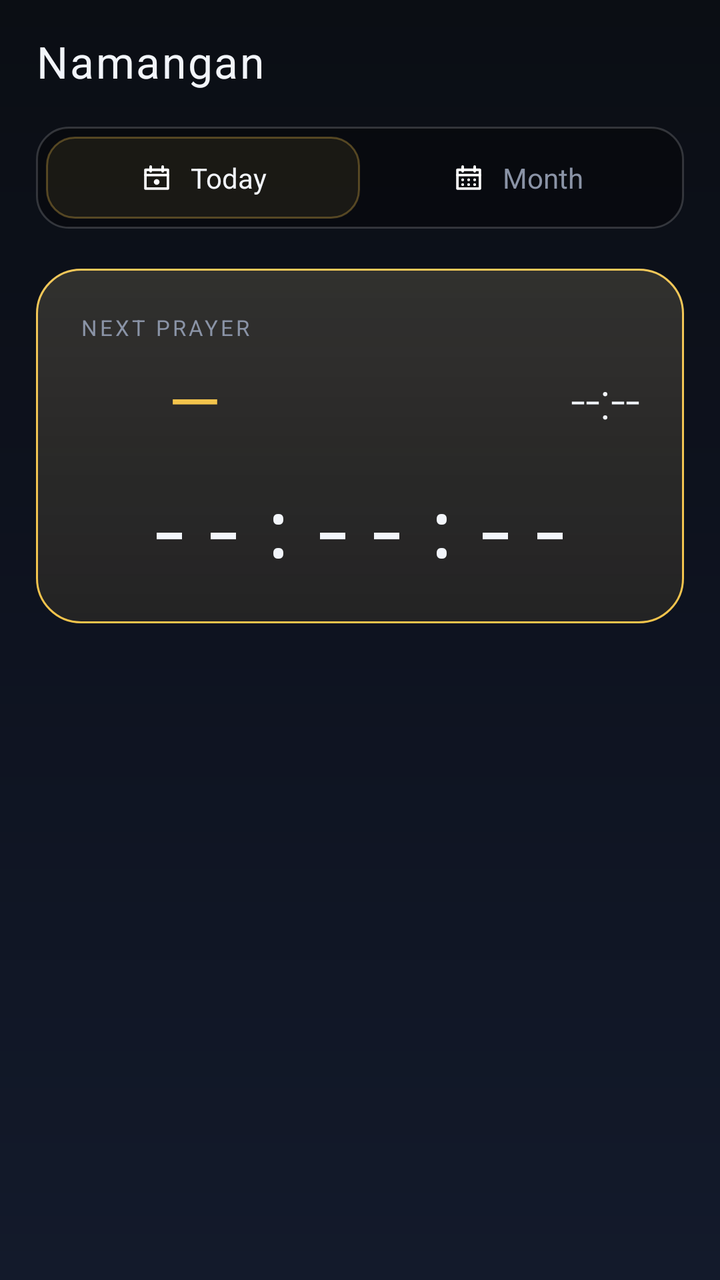
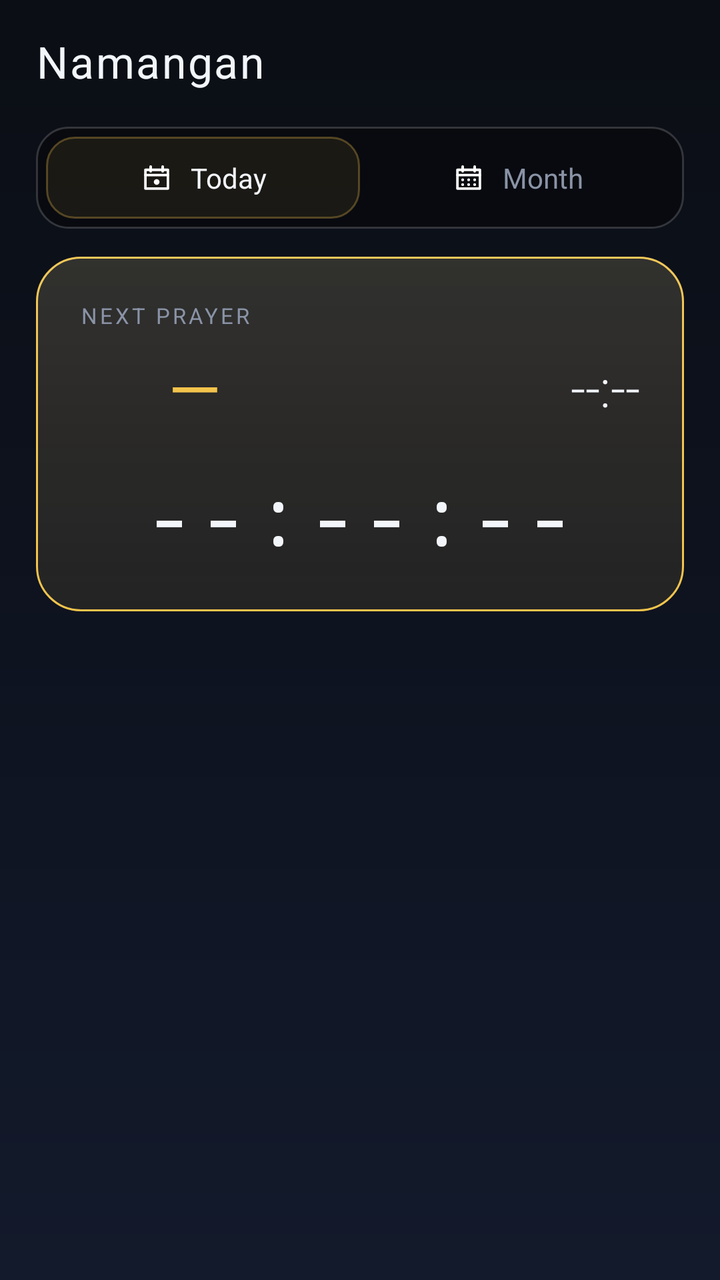

Before-and-after screenshots of an Android layout around one commit, followed by the original layout XML and the change that was made.
<!-- AndroidManifest.xml: application theme Theme.NamozVaqti -->
<!-- res/layout/activity_main.xml -->
<?xml version="1.0" encoding="utf-8"?>
<androidx.core.widget.NestedScrollView xmlns:android="http://schemas.android.com/apk/res/android"
    xmlns:app="http://schemas.android.com/apk/res-auto"
    android:id="@+id/scroll"
    android:layout_width="match_parent"
    android:layout_height="match_parent"
    android:fillViewport="true"
    android:clipToPadding="false"
    android:scrollbars="none">

    <LinearLayout
        android:layout_width="match_parent"
        android:layout_height="wrap_content"
        android:orientation="vertical"
        android:paddingLeft="18dp"
        android:paddingRight="18dp"
        android:paddingTop="16dp"
        android:paddingBottom="24dp">

        
        <LinearLayout
            android:layout_width="match_parent"
            android:layout_height="wrap_content"
            android:gravity="center_vertical"
            android:orientation="horizontal">

            <TextView
                android:id="@+id/tvCity"
                android:layout_width="wrap_content"
                android:layout_height="wrap_content"
                android:letterSpacing="0.04"
                android:text="@string/city"
                android:textColor="@color/text_primary"
                android:textSize="22sp" />

            <TextView
                android:id="@+id/tvDate"
                android:layout_width="0dp"
                android:layout_height="wrap_content"
                android:layout_weight="1"
                android:layout_marginStart="10dp"
                android:layout_marginLeft="10dp"
                android:ellipsize="end"
                android:gravity="end"
                android:maxLines="1"
                android:textColor="@color/text_secondary"
                android:textSize="13sp" />

            <TextView
                android:id="@+id/tvStale"
                android:layout_width="wrap_content"
                android:layout_height="wrap_content"
                android:layout_marginStart="10dp"
                android:layout_marginLeft="10dp"
                android:background="@drawable/chip_stale"
                android:paddingLeft="12dp"
                android:paddingRight="12dp"
                android:paddingTop="5dp"
                android:paddingBottom="5dp"
                android:text="@string/offline"
                android:textColor="@color/stale"
                android:textSize="11sp"
                android:visibility="gone" />
        </LinearLayout>

        
        <LinearLayout
            android:layout_width="match_parent"
            android:layout_height="wrap_content"
            android:layout_marginTop="18dp"
            android:background="@drawable/glass_row"
            android:orientation="horizontal"
            android:padding="5dp">

            <LinearLayout
                android:id="@+id/tabToday"
                android:layout_width="0dp"
                android:layout_height="wrap_content"
                android:layout_weight="1"
                android:background="@drawable/tab_selected"
                android:clickable="true"
                android:focusable="true"
                android:gravity="center"
                android:orientation="horizontal"
                android:paddingTop="11dp"
                android:paddingBottom="11dp">

                <ImageView
                    android:id="@+id/ivTabToday"
                    android:layout_width="18dp"
                    android:layout_height="18dp"
                    android:layout_marginEnd="8dp"
                    android:importantForAccessibility="no"
                    android:src="@drawable/ic_tab_today" />

                <TextView
                    android:id="@+id/tvTabToday"
                    android:layout_width="wrap_content"
                    android:layout_height="wrap_content"
                    android:text="@string/tab_today"
                    android:textColor="@color/text_primary"
                    android:textSize="14sp" />
            </LinearLayout>

            <LinearLayout
                android:id="@+id/tabMonth"
                android:layout_width="0dp"
                android:layout_height="wrap_content"
                android:layout_weight="1"
                android:background="@drawable/tab_unselected"
                android:clickable="true"
                android:focusable="true"
                android:gravity="center"
                android:orientation="horizontal"
                android:paddingTop="11dp"
                android:paddingBottom="11dp">

                <ImageView
                    android:id="@+id/ivTabMonth"
                    android:layout_width="18dp"
                    android:layout_height="18dp"
                    android:layout_marginEnd="8dp"
                    android:importantForAccessibility="no"
                    android:src="@drawable/ic_tab_month" />

                <TextView
                    android:id="@+id/tvTabMonth"
                    android:layout_width="wrap_content"
                    android:layout_height="wrap_content"
                    android:text="@string/tab_month"
                    android:textColor="@color/text_secondary"
                    android:textSize="14sp" />
            </LinearLayout>
        </LinearLayout>

        
        <androidx.recyclerview.widget.RecyclerView
            android:id="@+id/rvToday"
            android:layout_width="match_parent"
            android:layout_height="wrap_content"
            android:layout_marginTop="14dp"
            android:nestedScrollingEnabled="false"
            android:overScrollMode="never" />

        
        <LinearLayout
            android:id="@+id/hero"
            android:layout_width="match_parent"
            android:layout_height="wrap_content"
            android:layout_marginTop="6dp"
            android:background="@drawable/glass_hero"
            android:orientation="vertical"
            android:padding="22dp">

            <TextView
                android:id="@+id/tvNextLabel"
                android:layout_width="wrap_content"
                android:layout_height="wrap_content"
                android:letterSpacing="0.12"
                android:text="@string/next_prayer"
                android:textColor="@color/text_secondary"
                android:textSize="11sp" />

            <LinearLayout
                android:layout_width="match_parent"
                android:layout_height="wrap_content"
                android:layout_marginTop="6dp"
                android:baselineAligned="false"
                android:gravity="center_vertical"
                android:orientation="horizontal">

                <ImageView
                    android:id="@+id/ivNextIcon"
                    android:layout_width="32dp"
                    android:layout_height="32dp"
                    android:layout_marginEnd="12dp"
                    android:importantForAccessibility="no" />

                <TextView
                    android:id="@+id/tvNextName"
                    android:layout_width="0dp"
                    android:layout_height="wrap_content"
                    android:layout_weight="1"
                    android:text="—"
                    android:textColor="@color/accent"
                    android:textSize="34sp" />

                <TextView
                    android:id="@+id/tvNextTime"
                    android:layout_width="wrap_content"
                    android:layout_height="wrap_content"
                    app:fontFamily="sans-serif-light"
                    android:text="--:--"
                    android:textColor="@color/text_primary"
                    android:textSize="26sp" />
            </LinearLayout>

            <TextView
                android:id="@+id/tvCountdown"
                android:layout_width="wrap_content"
                android:layout_height="wrap_content"
                android:layout_gravity="center_horizontal"
                android:layout_marginTop="14dp"
                app:fontFamily="monospace"
                android:letterSpacing="0.08"
                android:text="--:--:--"
                android:textColor="@color/text_primary"
                android:textSize="40sp" />
        </LinearLayout>

        
        <androidx.recyclerview.widget.RecyclerView
            android:id="@+id/rvMonth"
            android:layout_width="match_parent"
            android:layout_height="wrap_content"
            android:layout_marginTop="14dp"
            android:nestedScrollingEnabled="false"
            android:overScrollMode="never"
            android:visibility="gone" />

        <TextView
            android:id="@+id/tvError"
            android:layout_width="match_parent"
            android:layout_height="wrap_content"
            android:layout_marginTop="24dp"
            android:gravity="center"
            android:text="@string/load_error"
            android:textColor="@color/text_secondary"
            android:textSize="13sp"
            android:visibility="gone" />
    </LinearLayout>
</androidx.core.widget.NestedScrollView>
<!-- resources referenced by this layout -->
<resources>
  <color name="accent">#FFF3C44C</color>
  <color name="stale">#FFF2B05E</color>
  <color name="text_primary">#FFF2F5FA</color>
  <color name="text_secondary">#FF8A93A6</color>
  <!-- drawable chip_stale (drawable) -->
  <?xml version="1.0" encoding="utf-8"?>
  <shape xmlns:android="http://schemas.android.com/apk/res/android"
      android:shape="rectangle">
      <solid android:color="@color/transparent" />
      <corners android:radius="20dp" />
      <stroke android:width="1dp" android:color="@color/stale" />
  </shape>
  <!-- drawable glass_hero (drawable) -->
  <?xml version="1.0" encoding="utf-8"?>
  <layer-list xmlns:android="http://schemas.android.com/apk/res/android">
      <item>
          <shape android:shape="rectangle">
              <solid android:color="@color/card_hero" />
              <corners android:radius="22dp" />
              <stroke android:width="1dp" android:color="@color/accent" />
          </shape>
      </item>
      <item>
          <shape android:shape="rectangle">
              <gradient
                  android:angle="270"
                  android:startColor="@color/glass_sheen"
                  android:endColor="@color/transparent"
                  android:type="linear" />
              <corners android:radius="22dp" />
          </shape>
      </item>
  </layer-list>
  <!-- drawable glass_row (drawable) -->
  <?xml version="1.0" encoding="utf-8"?>
  <shape xmlns:android="http://schemas.android.com/apk/res/android"
      android:shape="rectangle">
      <solid android:color="@color/glass_fill_row" />
      <corners android:radius="16dp" />
      <stroke android:width="1dp" android:color="@color/glass_stroke" />
  </shape>
  <!-- drawable tab_selected (drawable) -->
  <?xml version="1.0" encoding="utf-8"?>
  <shape xmlns:android="http://schemas.android.com/apk/res/android"
      android:shape="rectangle">
      <solid android:color="@color/accent_glass" />
      <corners android:radius="14dp" />
      <stroke android:width="1dp" android:color="@color/accent_stroke" />
  </shape>
  <!-- drawable tab_unselected (drawable) -->
  <?xml version="1.0" encoding="utf-8"?>
  <shape xmlns:android="http://schemas.android.com/apk/res/android"
      android:shape="rectangle">
      <solid android:color="@color/transparent" />
      <corners android:radius="14dp" />
  </shape>
  <string name="city">Namangan</string>
  <string name="load_error">Couldn\'t load data. Check your connection.</string>
  <string name="next_prayer">NEXT PRAYER</string>
  <string name="offline">Offline</string>
  <string name="tab_month">Month</string>
  <string name="tab_today">Today</string>
  <style name="Theme.NamozVaqti" parent="Theme.AppCompat.NoActionBar">
          <item name="android:windowBackground">@drawable/bg_gradient</item>
          <item name="android:statusBarColor">@color/bg_top</item>
          <item name="android:navigationBarColor">@color/bg_bottom</item>
          <item name="colorPrimary">@color/accent</item>
          <item name="colorAccent">@color/accent</item>
          <item name="android:textColorPrimary">@color/text_primary</item>
          <item name="android:textColorSecondary">@color/text_secondary</item>
      </style>
  <color name="transparent">#00000000</color>
  <color name="card_hero">#17F3C44C</color>
  <color name="glass_sheen">#12FFFFFF</color>
  <color name="glass_fill_row">#59000000</color>
  <color name="glass_stroke">#2BFFFFFF</color>
  <color name="accent_glass">#14F3C44C</color>
  <color name="accent_stroke">#4DF3C44C</color>
  <!-- drawable bg_gradient (drawable) -->
  <?xml version="1.0" encoding="utf-8"?>
  <shape xmlns:android="http://schemas.android.com/apk/res/android"
      android:shape="rectangle">
      <gradient
          android:angle="270"
          android:startColor="@color/bg_top"
          android:centerColor="@color/bg_mid"
          android:endColor="@color/bg_bottom"
          android:type="linear" />
  </shape>
  <color name="bg_top">#FF0B0E14</color>
  <color name="bg_bottom">#FF131A2B</color>
  <color name="bg_mid">#FF0E1320</color>
</resources>

<!-- the commit's change to res/layout/activity_main.xml (unified diff, before → after) -->
@@ -134,20 +134,11 @@
         </LinearLayout>
 
         
-        <androidx.recyclerview.widget.RecyclerView
-            android:id="@+id/rvToday"
-            android:layout_width="match_parent"
-            android:layout_height="wrap_content"
-            android:layout_marginTop="14dp"
-            android:nestedScrollingEnabled="false"
-            android:overScrollMode="never" />
-
-        
         <LinearLayout
             android:id="@+id/hero"
             android:layout_width="match_parent"
             android:layout_height="wrap_content"
-            android:layout_marginTop="6dp"
+            android:layout_marginTop="14dp"
             android:background="@drawable/glass_hero"
             android:orientation="vertical"
             android:padding="22dp">
@@ -210,6 +201,15 @@
 
         
         <androidx.recyclerview.widget.RecyclerView
+            android:id="@+id/rvToday"
+            android:layout_width="match_parent"
+            android:layout_height="wrap_content"
+            android:layout_marginTop="14dp"
+            android:nestedScrollingEnabled="false"
+            android:overScrollMode="never" />
+
+        
+        <androidx.recyclerview.widget.RecyclerView
             android:id="@+id/rvMonth"
             android:layout_width="match_parent"
             android:layout_height="wrap_content"
